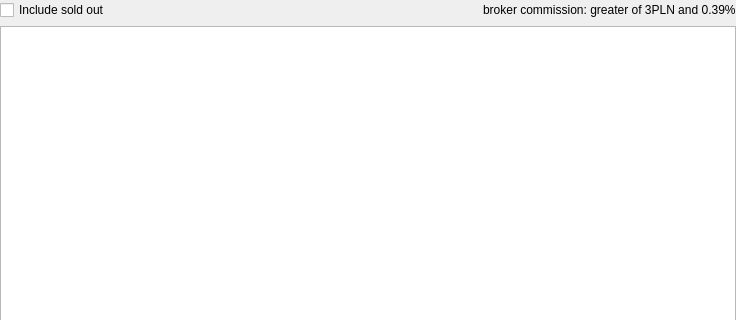
First picture: the form in src/stockmonitor/ui/widget/walletwidget.ui, repository anetczuk/stock-monitor, before the edit; both pictures show x 0 to 736 and y 0 to 320 of the 736 by 628 pixel window.
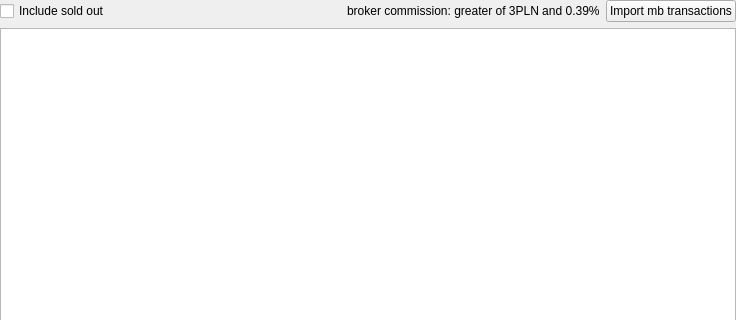
Second picture: the form after the edit. Custom widgets are drawn as their Qt base class.

Commit message: Import as button

The edit to the form file:
```diff
--- a/src/stockmonitor/ui/widget/walletwidget.ui
+++ b/src/stockmonitor/ui/widget/walletwidget.ui
@@ -58,6 +58,13 @@
        </property>
       </widget>
      </item>
+     <item>
+      <widget class="QPushButton" name="importMBPB">
+       <property name="text">
+        <string>Import mb transactions</string>
+       </property>
+      </widget>
+     </item>
     </layout>
    </item>
    <item>
```
The commit also changes 1 other file.
